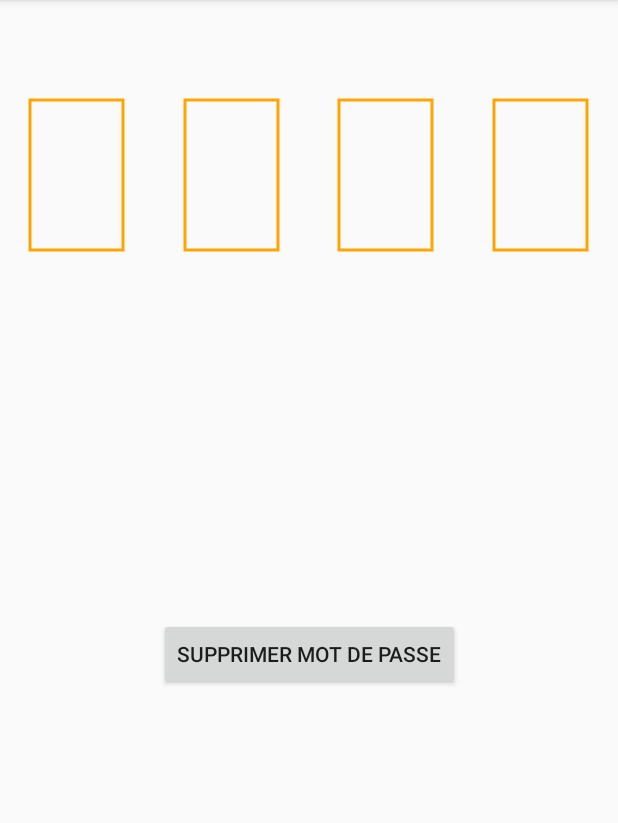
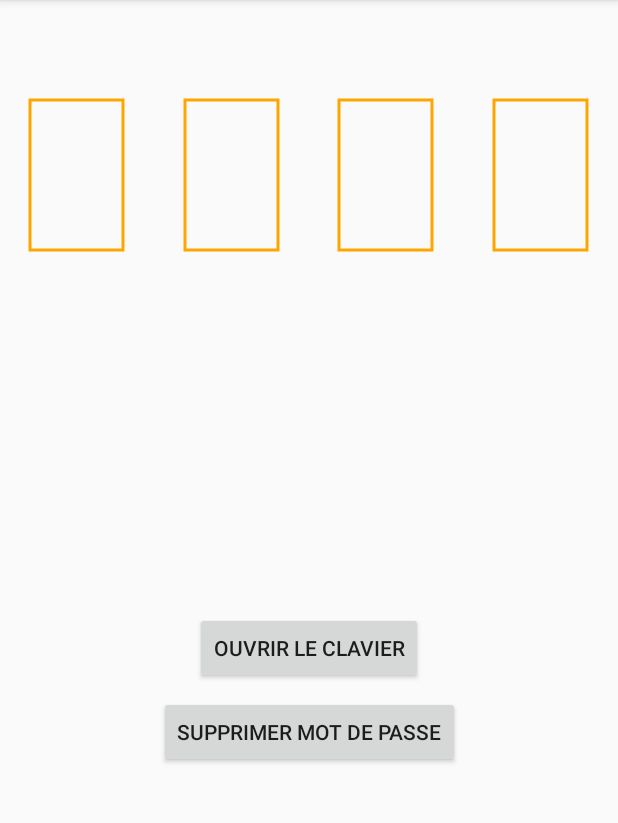
Before and after one commit to Jeepsboucher/ProjetAndroid, an Android app: the screen it shows after launch (PasswordActivity), in the options menu, after a tap on "Mot de passe", on a phone screen of 412 x 824 dp, the part 84-907 px from its top. Run offline under Robolectric (Android 15) with nearby library versions, the light colour scheme and no system bars.

Commit message:
Ouvrir clavier

```diff
--- a/Project/app/src/main/java/com/jpetalice/cba533/projetandroid/activity/PasswordActivity.java
+++ b/Project/app/src/main/java/com/jpetalice/cba533/projetandroid/activity/PasswordActivity.java
@@ -33,10 +33,6 @@ public class PasswordActivity extends AppCompatActivity {
 
     private void setListener() {
         Button button = findViewById(R.id.button_deletePassword);
-        passwordDisplay = findViewById(R.id.test);
-        if(pageType == "Password") {
-            button.setVisibility(View.GONE);
-        }
         findViewById(R.id.button_deletePassword).setOnClickListener(new View.OnClickListener() {
             @Override
             public void onClick(View v) {
@@ -45,6 +41,24 @@ public class PasswordActivity extends AppCompatActivity {
                 GoToHomeActivity();
             }
         });
+
+        findViewById(R.id.button_keyboard).setOnClickListener(new View.OnClickListener() {
+            @Override
+            public void onClick(View v) {
+                OpenKeyboard();
+
+            }
+        });
+        passwordDisplay = findViewById(R.id.test);
+        if(pageType == "Password") {
+            button.setVisibility(View.GONE);
+        }
+
+    }
+
+    private void OpenKeyboard() {
+        InputMethodManager inputMethodManager = (InputMethodManager) getApplicationContext().getSystemService(Context.INPUT_METHOD_SERVICE);
+        inputMethodManager.toggleSoftInput(InputMethodManager.SHOW_FORCED, 0);
     }
 
     @Override
@@ -80,7 +94,6 @@ public class PasswordActivity extends AppCompatActivity {
                 password = password.substring(0, length - 1);
             }
         } else if (tryParseInt(keyPressed)) {
-            Toast.makeText(getApplicationContext(),String.valueOf(keyPressed), Toast.LENGTH_SHORT).show();
 
             if(password.length() < 4) {
                 password += keyPressed;
--- a/Project/app/src/main/res/layout/activity_password.xml
+++ b/Project/app/src/main/res/layout/activity_password.xml
@@ -10,18 +10,33 @@
     <com.jpetalice.cba533.projetandroid.activity.Test
         android:id="@+id/test"
         android:layout_width="match_parent"
-        android:layout_height="match_parent" />
+        android:layout_height="match_parent"
+        tools:layout_editor_absoluteX="0dp"
+        tools:layout_editor_absoluteY="34dp" />
 
     <Button
         android:id="@+id/button_deletePassword"
         android:layout_width="wrap_content"
         android:layout_height="wrap_content"
-        android:layout_marginBottom="308dp"
+        android:layout_marginBottom="256dp"
         android:layout_marginEnd="8dp"
         android:layout_marginStart="8dp"
         android:text="Supprimer mot de passe"
         app:layout_constraintBottom_toBottomOf="parent"
         app:layout_constraintEnd_toEndOf="parent"
+        app:layout_constraintHorizontal_bias="0.503"
+        app:layout_constraintStart_toStartOf="parent" />
+
+    <Button
+        android:id="@+id/button_keyboard"
+        android:layout_width="wrap_content"
+        android:layout_height="wrap_content"
+        android:layout_marginBottom="8dp"
+        android:layout_marginEnd="8dp"
+        android:layout_marginStart="8dp"
+        android:text="Ouvrir le clavier"
+        app:layout_constraintBottom_toTopOf="@+id/button_deletePassword"
+        app:layout_constraintEnd_toEndOf="parent"
         app:layout_constraintStart_toStartOf="parent" />
 
 </android.support.constraint.ConstraintLayout>
```
